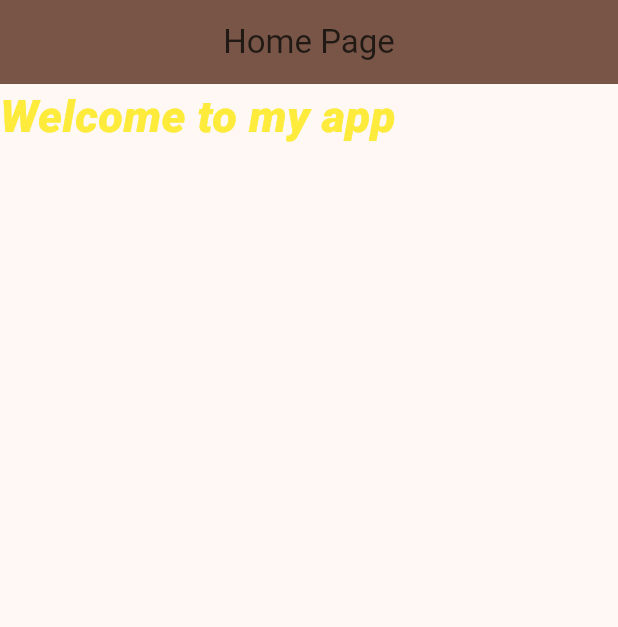
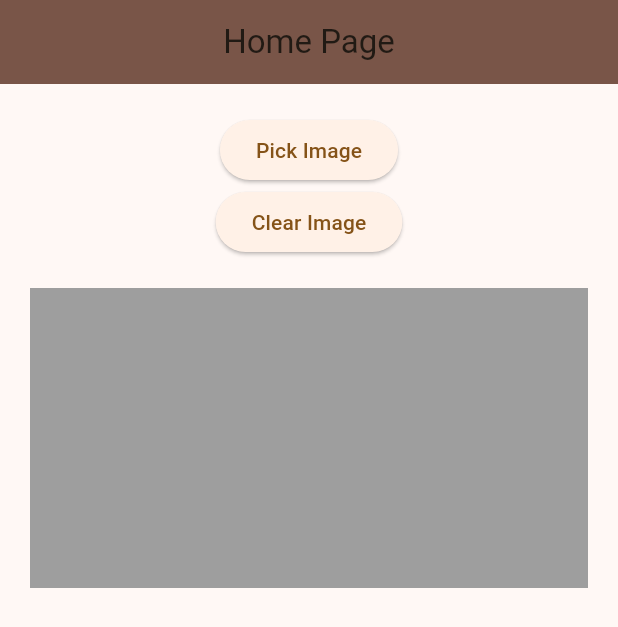
Before and after one commit to richprince23/flutter_series, a Flutter app: the screen it shows after launch, on a phone screen of 412 x 824 dp. Shown: the top 627 px of the screen. Run offline on Flutter 3.47's test engine with Material 3 defaults, Android fonts, the phone set to English and light mode, and no system bars; our stand-ins replace image_picker.

Commit message:
using packages - image picker

```diff
--- a/lib/main.dart
+++ b/lib/main.dart
@@ -1,4 +1,7 @@
+import 'dart:io';
+
 import 'package:flutter/material.dart';
+import 'package:image_picker/image_picker.dart';
 
 void main() {
   runApp(const MyApp());
@@ -16,15 +19,32 @@ class MyApp extends StatelessWidget {
         colorScheme: ColorScheme.fromSeed(seedColor: Colors.orange),
         useMaterial3: true,
       ),
-      home: const HomeScreen(),
+      home: HomeScreen(),
     );
   }
 }
 // scaffold
 // appbar
 
-class HomeScreen extends StatelessWidget {
-  const HomeScreen({super.key});
+class HomeScreen extends StatefulWidget {
+  HomeScreen({super.key});
+
+  @override
+  State<HomeScreen> createState() => _HomeScreenState();
+}
+
+class _HomeScreenState extends State<HomeScreen> {
+  XFile? imageFile;
+
+  void pickImage() async {
+    final ImagePicker _picker = ImagePicker();
+    final XFile? image = await _picker.pickImage(source: ImageSource.gallery);
+    if (image != null) {
+      setState(() {
+        imageFile = image;
+      });
+    }
+  }
 
   @override
   Widget build(BuildContext context) {
@@ -35,14 +55,37 @@ class HomeScreen extends StatelessWidget {
         backgroundColor: Colors.brown,
       ),
       body: Container(
-        child: const Text(
-          "Welcome to my app",
-          style: TextStyle(
-            fontSize: 30,
-            color: Colors.yellow,
-            fontWeight: FontWeight.w800,
-            fontStyle: FontStyle.italic,
-          ),
+        padding: const EdgeInsets.all(20),
+        // image picker button and image box
+        child: Column(
+          children: [
+            ElevatedButton(
+              onPressed: () {
+                // pick image
+                pickImage();
+              },
+              child: const Text("Pick Image"),
+            ),
+            // clear button
+            ElevatedButton(
+              onPressed: () {
+                setState(() {
+                  imageFile = null;
+                });
+              },
+              child: const Text("Clear Image"),
+            ),
+            const SizedBox(height: 20),
+            imageFile?.path == null
+                ? Container(
+                    height: 200,
+                    width: double.infinity,
+                    color: Colors.grey,
+                  )
+                : Image.file(
+                    File(imageFile!.path),
+                  ),
+          ],
         ),
       ),
     );
```
Also changed, not shown: pubspec.yaml (+5 -5 lines), assets/images/839zjk.jpg (added), assets/images/google.png (added), pubspec.lock, 18 other files.
